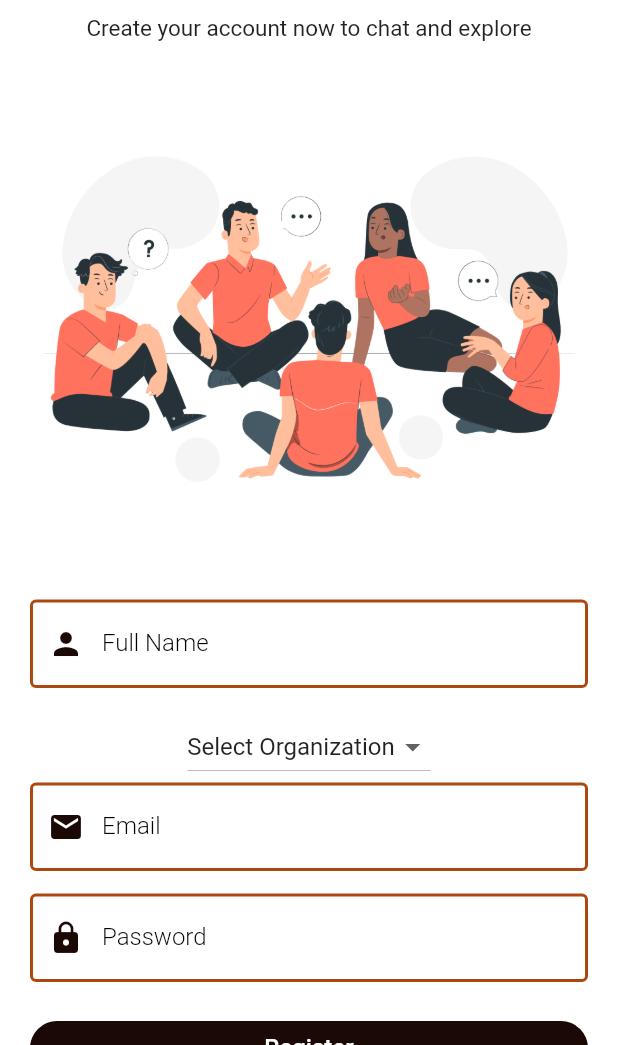
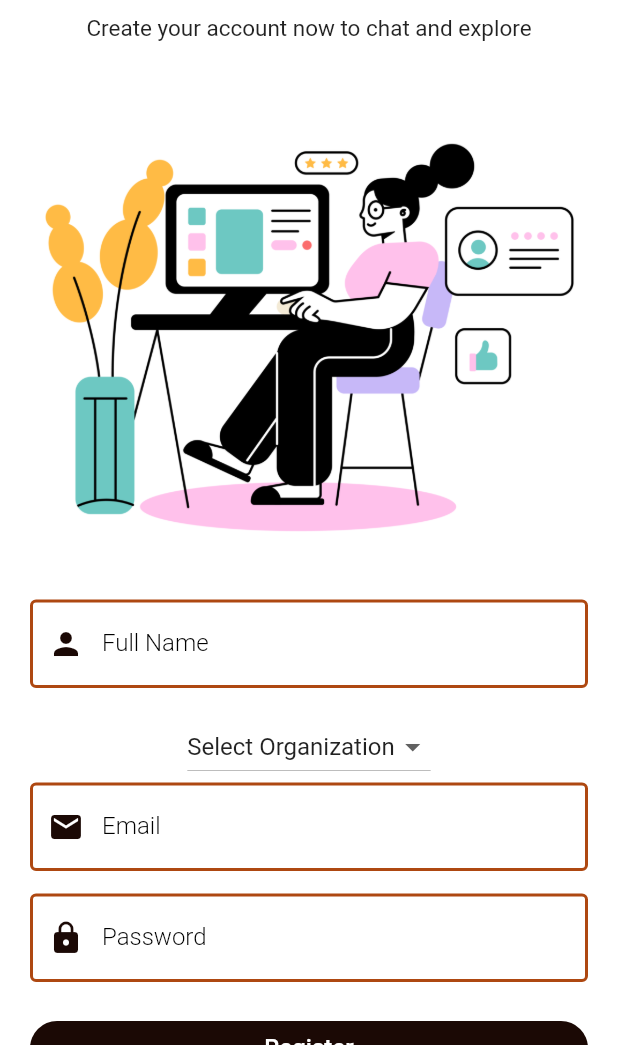
Before and after one commit to frostushaer/HackerEarthCATENATE, a Flutter app: the RegisterPage screen opened directly, on a phone screen of 412 x 824 dp, the part 191-1236 px from its top. Run offline on Flutter 3.47's test engine with Material 2 defaults, Android fonts, the phone set to English and light mode, and no system bars; our stand-ins replace cloud_firestore, firebase_auth, firebase_core, firebase_messaging, shared_preferences; accounts and stored records are empty.

Commit message:
for college project

```diff
--- a/lib/main.dart
+++ b/lib/main.dart
@@ -9,7 +9,7 @@ import 'package:flutter/material.dart';
 import 'package:flutter/foundation.dart';
 import 'package:flutter_localizations/flutter_localizations.dart';
 import 'package:provider/provider.dart';
-import 'package:dcdg/dcdg.dart';
+// import 'package:dcdg/dcdg.dart'; //for generating uml
 
 import 'generated/l10n.dart';
 
--- a/lib/pages/auth/register_page.dart
+++ b/lib/pages/auth/register_page.dart
@@ -184,23 +184,23 @@ class _RegisterPageState extends State<RegisterPage> {
                         const SizedBox(
                           height: 15,
                         ),
-                        Text.rich(TextSpan(
-                          text: "Register as Organization?  ",
-                          style: const TextStyle(
-                              color: Colors.black, fontSize: 14),
-                          children: <TextSpan>[
-                            TextSpan(
-                                text: "Organization Register",
-                                style: const TextStyle(
-                                    color: Colors.black,
-                                    decoration: TextDecoration.underline),
-                                recognizer: TapGestureRecognizer()
-                                  ..onTap = () {
-                                    nextScreenReplace(
-                                        context, const OrgRegisterPage());
-                                  }),
-                          ],
-                        )),
+                        // Text.rich(TextSpan(
+                        //   text: "Register as Organization?  ",
+                        //   style: const TextStyle(
+                        //       color: Colors.black, fontSize: 14),
+                        //   children: <TextSpan>[
+                        //     TextSpan(
+                        //         text: "Organization Register",
+                        //         style: const TextStyle(
+                        //             color: Colors.black,
+                        //             decoration: TextDecoration.underline),
+                        //         recognizer: TapGestureRecognizer()
+                        //           ..onTap = () {
+                        //             nextScreenReplace(
+                        //                 context, const OrgRegisterPage());
+                        //           }),
+                        //   ],
+                        // )),
                         const SizedBox(
                           height: 10,
                         ),
@@ -241,6 +241,7 @@ class _RegisterPageState extends State<RegisterPage> {
           await HelperFunctions.saveUserLoggedInStatus(true);
           await HelperFunctions.saveUserEmailSF(email);
           await HelperFunctions.saveUserNameSF(fullName);
+          // await HelperFunctions.saveUserPushKey();
           nextScreenReplace(context, const HomePage());
         } else {
           showSnackBar(
--- a/lib/pages/home_page.dart
+++ b/lib/pages/home_page.dart
@@ -26,6 +26,7 @@ class _HomePageState extends State<HomePage> {
   Stream? groups;
   bool _isLoading = false;
   String groupName = "";
+  String pushToken = "";
 
   @override
   void initState() {
@@ -56,6 +57,11 @@ class _HomePageState extends State<HomePage> {
     await HelperFunctions.getUserNameFromSF().then((val) {
       setState(() {
         userName = val!;
+      });
+    });
+    await HelperFunctions.getUserPushKey().then((val) {
+      setState(() {
+        pushToken = val!;
       });
     });
     //getting the list of snapshot in our stream
--- a/lib/service/auth_service.dart
+++ b/lib/service/auth_service.dart
@@ -1,6 +1,7 @@
 import 'package:chatapp_test1/helper/helper_function.dart';
 import 'package:chatapp_test1/service/database_service.dart';
 import 'package:firebase_auth/firebase_auth.dart';
+import 'package:firebase_messaging/firebase_messaging.dart';
 
 class AuthService {
   final FirebaseAuth firebaseAuth = FirebaseAuth.instance;
--- a/pubspec.yaml
+++ b/pubspec.yaml
@@ -34,11 +34,13 @@ dependencies:
   dcdg: ^4.1.0
   firebase_auth: ^4.1.4
   firebase_core: ^2.3.0
+  firebase_messaging: ^14.4.1
   flutter:
     sdk: flutter
+  http: ^0.13.6
   provider: ^6.0.4
   shared_preferences: ^2.0.15
-  simple_animations: ^1.3.3
+  simple_animations: ^5.0.0+3
 
 dev_dependencies:
   flutter_lints: ^2.0.0
```
Also changed, not shown: lib/fade_anime.dart (+28 -28 lines), lib/helper/helper_function.dart (+11 -0 lines), lib/service/database_service.dart (+60 -2 lines), assets/login.png, assets/register.png, pubspec.lock, 39 other files.
